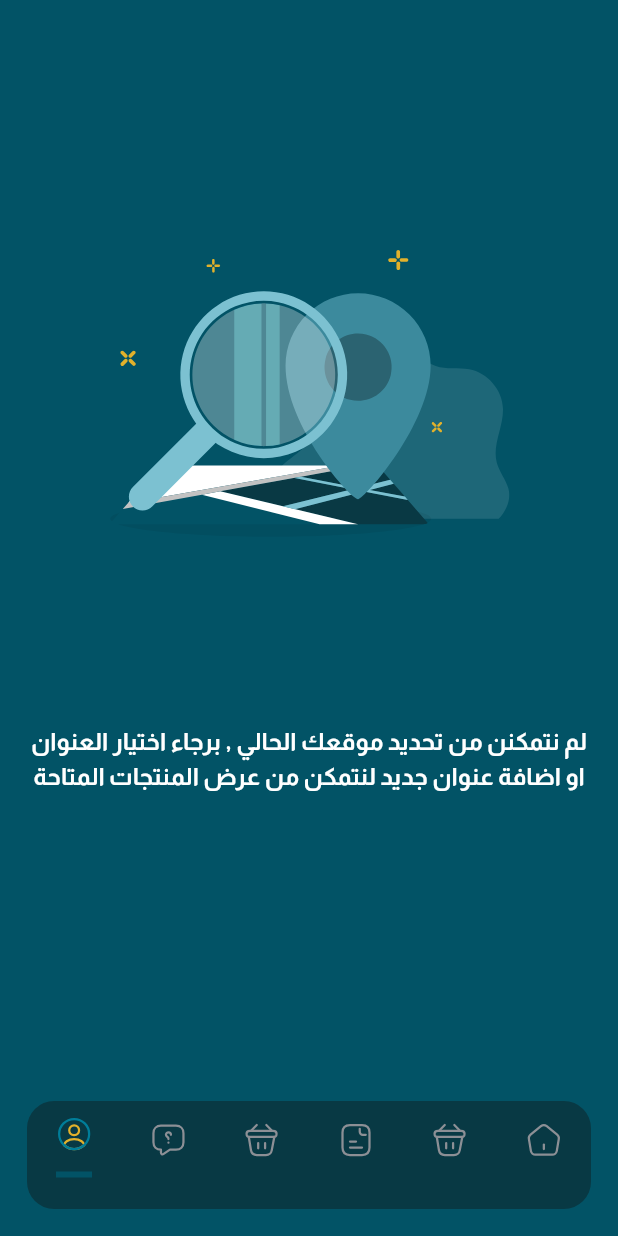
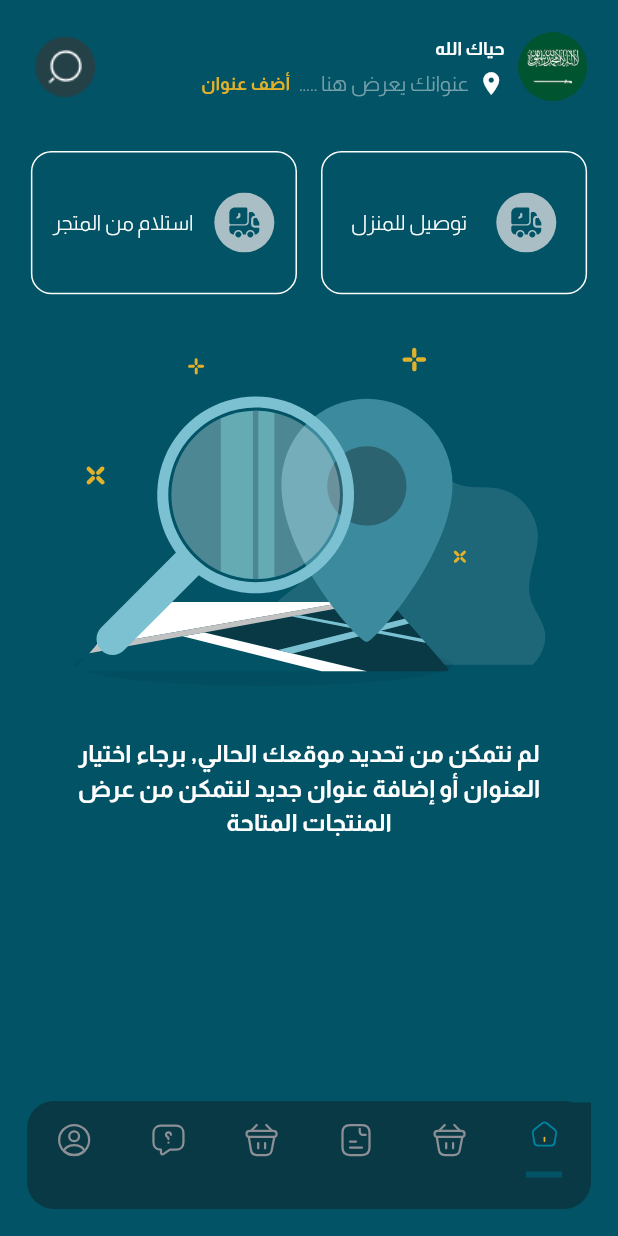
Before and after one commit to ranahamdy1/abo_maged_app, a Flutter app: the screen it shows after launch, after a tap on "تخطي", on a phone screen of 412 x 824 dp. Run offline on Flutter 3.47's test engine with Material 3 defaults, Android fonts, the phone set to English and light mode, and no system bars; our stand-ins replace animated_splash_screen, bloc, dio, easy_localization, flutter_bloc, flutter_screenutil and 4 more; accounts and stored records are empty.

Commit message:
add home screen

```diff
--- /dev/null
+++ b/lib/features/home/home/view/home_screen.dart
@@ -0,0 +1,151 @@
+import 'package:abo_maged_app/core/utils/app_assets.dart';
+import 'package:abo_maged_app/core/utils/app_colors.dart';
+import 'package:abo_maged_app/core/widgets/text_widget.dart';
+import 'package:flutter/material.dart';
+import 'package:flutter_svg/flutter_svg.dart';
+import 'package:flutter_screenutil/flutter_screenutil.dart';
+
+class HomeScreen extends StatefulWidget {
+  const HomeScreen({super.key});
+
+  @override
+  State<HomeScreen> createState() => _HomeScreenState();
+}
+
+class _HomeScreenState extends State<HomeScreen> {
+  bool isHomeDeliverySelected = false;
+  bool isPickupSelected = false;
+
+  @override
+  Widget build(BuildContext context) {
+    return Scaffold(
+      body: Padding(
+        padding: EdgeInsets.all(18.0.w),
+        child: Column(
+          mainAxisAlignment: MainAxisAlignment.spaceBetween,
+          children: [
+            Row(
+              children: [
+                SizedBox(
+                  height: 40.h,
+                  width: 40.w,
+                  child: Image.asset("address".getPngAsset),
+                ),
+                SizedBox(width: 8.w),
+                Expanded(
+                  child: Column(
+                    crossAxisAlignment: CrossAxisAlignment.start,
+                    children: [
+                      const TextWidget.mediumText(
+                        "حياك الله",
+                        color: AppColors.whiteColor,
+                      ),
+                      SizedBox(height: 4.h),
+                      Row(
+                        children: [
+                          const Icon(
+                            Icons.location_on,
+                            color: AppColors.whiteColor,
+                            size: 18,
+                          ),
+                          SizedBox(width: 4.w),
+                          TextWidget.smallText(
+                            "عنوانك يعرض هنا ..... ",
+                            color: AppColors.whiteColorWithOpacity,
+                          ),
+                          SizedBox(width: 4.w),
+                          const TextWidget.mediumText(
+                            "أضف عنوان",
+                            color: AppColors.yellowColor,
+                          ),
+                        ],
+                      ),
+                    ],
+                  ),
+                ),
+                SizedBox(
+                  height: 40.h,
+                  width: 40.w,
+                  child: Image.asset("search".getPngAsset),
+                ),
+              ],
+            ),
+            Row(
+              mainAxisAlignment: MainAxisAlignment.spaceBetween,
+              children: [
+                _buildDeliveryOption(
+                  isSelected: isHomeDeliverySelected,
+                  onTap: () {
+                    setState(() {
+                      isHomeDeliverySelected = true;
+                      isPickupSelected = false;
+                    });
+                  },
+                  asset: "drivery".getSvgAsset,
+                  label: "توصيل للمنزل",
+                ),
+                _buildDeliveryOption(
+                  isSelected: isPickupSelected,
+                  onTap: () {
+                    setState(() {
+                      isPickupSelected = true;
+                      isHomeDeliverySelected = false;
+                    });
+                  },
+                  asset: "drivery".getSvgAsset,
+                  label: "استلام من المتجر",
+                ),
+              ],
+            ),
+            SizedBox(
+              height: 193.h,
+              width: 276.w,
+              child: SvgPicture.asset("on_boarding1".getSvgAsset),
+            ),
+            SizedBox(
+              height: 100.h,
+              width: 276.w,
+              child: const TextWidget.bigText(
+                "لم نتمكن من تحديد موقعك الحالي, برجاء اختيار العنوان أو إضافة عنوان جديد لنتمكن من عرض المنتجات المتاحة",
+                color: AppColors.whiteColor,
+                fontSize: 16,
+              ),
+            ),
+            SizedBox(height: 44.h),
+          ],
+        ),
+      ),
+    );
+  }
+
+  Widget _buildDeliveryOption({
+    required bool isSelected,
+    required VoidCallback onTap,
+    required String asset,
+    required String label,
+  }) {
+    return InkWell(
+      onTap: onTap,
+      child: Container(
+        height: 80.h,
+        width: 155.w,
+        decoration: BoxDecoration(
+          borderRadius: BorderRadius.circular(12.r),
+          border: Border.all(
+            color: isSelected ? AppColors.yellowColor : AppColors.whiteColor,
+          ),
+        ),
+        child: Row(
+          mainAxisAlignment: MainAxisAlignment.spaceEvenly,
+          children: [
+            SvgPicture.asset(asset),
+            TextWidget.smallText(
+              label,
+              color: isSelected ? AppColors.yellowColor : AppColors.whiteColor,
+            ),
+          ],
+        ),
+      ),
+    );
+  }
+}
--- a/lib/features/home/view/main_navigation/main_navigation_screen.dart
+++ b/lib/features/home/main_navigation/main_navigation_screen.dart
@@ -1,5 +1,5 @@
-import 'package:abo_maged_app/features/home/view/main_navigation/widget/selection_icon_widget.dart';
-import 'package:abo_maged_app/features/home/view/home/home_screen.dart';
+import 'package:abo_maged_app/features/home/main_navigation/widget/selection_icon_widget.dart';
+import 'package:abo_maged_app/features/home/home/view/home_screen.dart';
 import 'package:flutter/material.dart';
 import 'package:abo_maged_app/core/utils/app_assets.dart';
 import 'package:abo_maged_app/core/utils/app_colors.dart';
@@ -42,13 +42,8 @@
                   selectedIndex: currentPageIndex,
                   destinations: <Widget>[
                     NavigationDestination(
-                      selectedIcon: const SelectionIconWidget(image: 'profile2',),
-                      icon: SvgPicture.asset("profile1".getSvgAsset),
-                      label: '',
-                    ),
-                    NavigationDestination(
-                      selectedIcon: const SelectionIconWidget(image: 'basket2',),
-                      icon: SvgPicture.asset("basket1".getSvgAsset),
+                      selectedIcon: const SelectionIconWidget(image: 'home_icon2',),
+                      icon: SvgPicture.asset("home_icon1".getSvgAsset),
                       label: '',
                     ),
                     NavigationDestination(
@@ -67,8 +62,13 @@
                       label: '',
                     ),
                     NavigationDestination(
-                      selectedIcon: const SelectionIconWidget(image: 'home_icon2',),
-                      icon: SvgPicture.asset("home_icon1".getSvgAsset),
+                      selectedIcon: const SelectionIconWidget(image: 'basket2',),
+                      icon: SvgPicture.asset("basket1".getSvgAsset),
+                      label: '',
+                    ),
+                    NavigationDestination(
+                      selectedIcon: const SelectionIconWidget(image: 'profile2',),
+                      icon: SvgPicture.asset("profile1".getSvgAsset),
                       label: '',
                     ),
                   ],
--- a/lib/features/home/view/home/home_screen.dart
+++ /dev/null
@@ -1,36 +0,0 @@
-import 'package:abo_maged_app/core/extensions/assets_widgets.dart';
-import 'package:abo_maged_app/core/utils/app_assets.dart';
-import 'package:abo_maged_app/core/utils/app_colors.dart';
-import 'package:abo_maged_app/core/widgets/text_widget.dart';
-import 'package:flutter/material.dart';
-import 'package:flutter_svg/flutter_svg.dart';
-
-class HomeScreen extends StatelessWidget {
-  const HomeScreen({super.key});
-
-  @override
-  Widget build(BuildContext context) {
-    return Scaffold(
-      body: Padding(
-        padding: const EdgeInsets.all(18.0),
-        child: Column(
-          mainAxisAlignment: MainAxisAlignment.spaceBetween,
-          children: [
-            22.hSize,
-            SizedBox(
-                height: 193,
-                width: 276,
-                child: SvgPicture.asset("on_boarding1".getSvgAsset),
-            ),
-            const TextWidget.bigText(
-                "لم نتمكنن من تحديد موقعك الحالي , برجاء اختيار العنوان او اضافة عنوان جديد لنتمكن من عرض المنتجات المتاحة ",
-                 color: AppColors.whiteColor,
-                 fontSize: 16,
-            ),
-            44.hSize,
-          ],
-        ),
-      ),
-    );
-  }
-}
--- a/lib/features/welcome/on_boarding/view/on_boarding_screen.dart
+++ b/lib/features/welcome/on_boarding/view/on_boarding_screen.dart
@@ -1,4 +1,4 @@
-import 'package:abo_maged_app/features/home/view/main_navigation/main_navigation_screen.dart';
+import 'package:abo_maged_app/features/home/main_navigation/main_navigation_screen.dart';
 import 'package:flutter/material.dart';
 import 'package:flutter_bloc/flutter_bloc.dart';
 import 'package:abo_maged_app/core/extensions/assets_widgets.dart';
@@ -89,24 +89,6 @@
                           child: Row(
                             mainAxisAlignment: MainAxisAlignment.spaceBetween,
                             children: [
-                              Row(
-                                mainAxisSize: MainAxisSize.min,
-                                children: List.generate(
-                                  onBoarding.onBoardingList.length,
-                                  (index) => AnimatedContainer(
-                                    duration: const Duration(milliseconds: 500),
-                                    curve: Curves.bounceInOut,
-                                    width: index == onBoarding.currentPage ? 44 : 8,
-                                    height: 8,
-                                    margin: const EdgeInsets.all(2),
-                                    decoration: BoxDecoration(
-                                      color: index == onBoarding.currentPage ? AppColors.whiteColor : AppColors.whiteColorWithOpacity,
-                                      borderRadius: BorderRadius.circular(4),
-                                    ),
-                                  ),
-                                ),
-                              ),
-                              22.wSize,
                               Container(
                                 height: 68,
                                 width: 68,
@@ -125,8 +107,26 @@
                                     context.read<OnBoardingCubit>().next();
                                   },
                                   child: const Icon(
-                                          Icons.arrow_forward,
+                                    Icons.arrow_back,
                                     color: AppColors.whiteColor,
+                                  ),
+                                ),
+                              ),
+                              22.wSize,
+                              Row(
+                                mainAxisSize: MainAxisSize.min,
+                                children: List.generate(
+                                  onBoarding.onBoardingList.length,
+                                      (index) => AnimatedContainer(
+                                    duration: const Duration(milliseconds: 500),
+                                    curve: Curves.bounceInOut,
+                                    width: index == onBoarding.currentPage ? 44 : 8,
+                                    height: 8,
+                                    margin: const EdgeInsets.all(2),
+                                    decoration: BoxDecoration(
+                                      color: index == onBoarding.currentPage ? AppColors.whiteColor : AppColors.whiteColorWithOpacity,
+                                      borderRadius: BorderRadius.circular(4),
+                                    ),
                                   ),
                                 ),
                               ),
--- a/lib/main.dart
+++ b/lib/main.dart
@@ -7,6 +7,7 @@
 import 'package:flutter/material.dart';
 import 'package:flutter_bloc/flutter_bloc.dart';
 import 'package:flutter_screenutil/flutter_screenutil.dart';
+import 'package:flutter_localizations/flutter_localizations.dart';
 
 void main() async {
   WidgetsFlutterBinding.ensureInitialized();
@@ -25,9 +26,19 @@
     return ScreenUtilInit(
       designSize: const Size(360, 690),
       builder: (context, child) {
-        return  MaterialApp(
+        return MaterialApp(
           debugShowCheckedModeBanner: false,
           theme: ThemeData(scaffoldBackgroundColor: AppColors.mainColor),
+          localizationsDelegates: const [
+            GlobalMaterialLocalizations.delegate,
+            GlobalWidgetsLocalizations.delegate,
+            GlobalCupertinoLocalizations.delegate,
+          ],
+          supportedLocales:const [
+            Locale('ar', ''),
+            Locale('en', ''),
+          ],
+          locale: const Locale('ar', ''),
           home: const SplashScreen(),
         );
       },
--- a/pubspec.yaml
+++ b/pubspec.yaml
@@ -24,6 +24,7 @@
   easy_localization: ^3.0.7
   pinput: ^5.0.0
   flutter_screenutil: ^5.9.3
+  flutter_localization: ^0.2.3
 
 dev_dependencies:
   flutter_test:
```
Also changed, not shown: assets/images/address.png (added), assets/images/search.png (added), assets/svgs/address.svg (added), assets/svgs/drivery.svg (added), assets/svgs/next_drivery.svg (added), assets/svgs/search.svg (added), lib/features/home/main_navigation/widget/selection_icon_widget.dart (renamed from lib/features/home/view/main_navigation/widget/selection_icon_widget.dart), pubspec.lock, 5 other files. Lines whose indentation alone changed are shown as unchanged.
